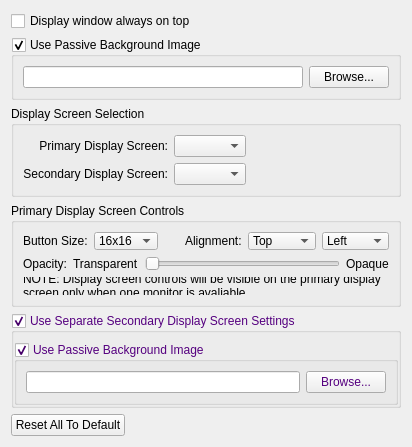
The window that src/generalsettingwidget.ui (SoftProjector/src) describes before a commit, drawn with Qt 5.
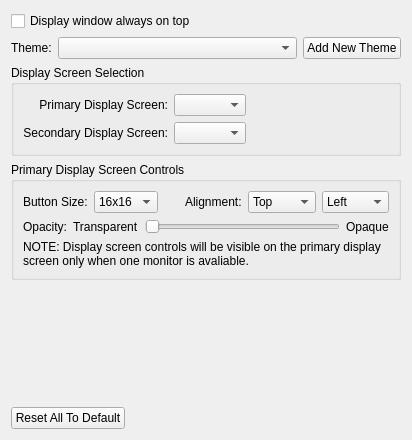
The same window after the commit. Icons and pictures are not drawn.

Commit message: Added theme support

What changed in the file:
```diff
--- a/src/generalsettingwidget.ui
+++ b/src/generalsettingwidget.ui
@@ -13,7 +13,7 @@
   <property name="windowTitle">
    <string>Form</string>
   </property>
-  <layout class="QVBoxLayout" name="verticalLayout_2">
+  <layout class="QVBoxLayout" name="verticalLayout">
    <item>
     <widget class="QCheckBox" name="checkBoxDisplayOnTop">
      <property name="toolTip">
@@ -25,30 +25,36 @@
     </widget>
    </item>
    <item>
-    <widget class="QGroupBox" name="groupBoxBackground">
-     <property name="title">
-      <string>Use Passive Background Image</string>
-     </property>
-     <property name="checkable">
-      <bool>true</bool>
-     </property>
-     <layout class="QHBoxLayout" name="horizontalLayout_2">
-      <item>
-       <widget class="QLineEdit" name="lineEditBackgroundPath">
-        <property name="readOnly">
-         <bool>true</bool>
-        </property>
-       </widget>
-      </item>
-      <item>
-       <widget class="QPushButton" name="buttonBrowseBackgound">
-        <property name="text">
-         <string>Browse...</string>
-        </property>
-       </widget>
-      </item>
-     </layout>
-    </widget>
+    <layout class="QHBoxLayout" name="horizontalLayout_2">
+     <item>
+      <widget class="QLabel" name="label">
+       <property name="text">
+        <string>Theme:</string>
+       </property>
+      </widget>
+     </item>
+     <item>
+      <widget class="QComboBox" name="comboBoxTheme">
+       <property name="sizePolicy">
+        <sizepolicy hsizetype="MinimumExpanding" vsizetype="Fixed">
+         <horstretch>0</horstretch>
+         <verstretch>0</verstretch>
+        </sizepolicy>
+       </property>
+      </widget>
+     </item>
+     <item>
+      <widget class="QPushButton" name="pushButtonAddTheme">
+       <property name="text">
+        <string>Add New Theme</string>
+       </property>
+       <property name="icon">
+        <iconset resource="softprojector.qrc">
+         <normaloff>:/icons/icons/add.png</normaloff>:/icons/icons/add.png</iconset>
+       </property>
+      </widget>
+     </item>
+    </layout>
    </item>
    <item>
     <widget class="QGroupBox" name="groupBoxDisplayScreen">
@@ -288,184 +294,6 @@
      </layout>
     </widget>
    </item>
-   <item>
-    <widget class="QGroupBox" name="groupBoxDisp2Sets">
-     <property name="palette">
-      <palette>
-       <active>
-        <colorrole role="WindowText">
-         <brush brushstyle="SolidPattern">
-          <color alpha="255">
-           <red>85</red>
-           <green>0</green>
-           <blue>127</blue>
-          </color>
-         </brush>
-        </colorrole>
-        <colorrole role="Text">
-         <brush brushstyle="SolidPattern">
-          <color alpha="255">
-           <red>85</red>
-           <green>0</green>
-           <blue>127</blue>
-          </color>
-         </brush>
-        </colorrole>
-        <colorrole role="ButtonText">
-         <brush brushstyle="SolidPattern">
-          <color alpha="255">
-           <red>85</red>
-           <green>0</green>
-           <blue>127</blue>
-          </color>
-         </brush>
-        </colorrole>
-       </active>
-       <inactive>
-        <colorrole role="WindowText">
-         <brush brushstyle="SolidPattern">
-          <color alpha="255">
-           <red>85</red>
-           <green>0</green>
-           <blue>127</blue>
-          </color>
-         </brush>
-        </colorrole>
-        <colorrole role="Text">
-         <brush brushstyle="SolidPattern">
-          <color alpha="255">
-           <red>85</red>
-           <green>0</green>
-           <blue>127</blue>
-          </color>
-         </brush>
-        </colorrole>
-        <colorrole role="ButtonText">
-         <brush brushstyle="SolidPattern">
-          <color alpha="255">
-           <red>85</red>
-           <green>0</green>
-           <blue>127</blue>
-          </color>
-         </brush>
-        </colorrole>
-       </inactive>
-       <disabled>
-        <colorrole role="WindowText">
-         <brush brushstyle="SolidPattern">
-          <color alpha="255">
-           <red>120</red>
-           <green>120</green>
-           <blue>120</blue>
-          </color>
-         </brush>
-        </colorrole>
-        <colorrole role="Text">
-         <brush brushstyle="SolidPattern">
-          <color alpha="255">
-           <red>120</red>
-           <green>120</green>
-           <blue>120</blue>
-          </color>
-         </brush>
-        </colorrole>
-        <colorrole role="ButtonText">
-         <brush brushstyle="SolidPattern">
-          <color alpha="255">
-           <red>120</red>
-           <green>120</green>
-           <blue>120</blue>
-          </color>
-         </brush>
-        </colorrole>
-       </disabled>
-      </palette>
-     </property>
-     <property name="title">
-      <string>Use Separate Secondary Display Screen Settings</string>
-     </property>
-     <property name="flat">
-      <bool>true</bool>
-     </property>
-     <property name="checkable">
-      <bool>true</bool>
-     </property>
-     <layout class="QVBoxLayout" name="verticalLayout">
-      <property name="leftMargin">
-       <number>0</number>
-      </property>
-      <property name="rightMargin">
-       <number>0</number>
-      </property>
-      <property name="bottomMargin">
-       <number>0</number>
-      </property>
-      <item>
-       <widget class="QGroupBox" name="groupBoxBackground2">
-        <property name="palette">
-         <palette>
-          <active>
-           <colorrole role="WindowText">
-            <brush brushstyle="SolidPattern">
-             <color alpha="255">
-              <red>85</red>
-              <green>0</green>
-              <blue>127</blue>
-             </color>
-            </brush>
-           </colorrole>
-          </active>
-          <inactive>
-           <colorrole role="WindowText">
-            <brush brushstyle="SolidPattern">
-             <color alpha="255">
-              <red>85</red>
-              <green>0</green>
-              <blue>127</blue>
-             </color>
-            </brush>
-           </colorrole>
-          </inactive>
-          <disabled>
-           <colorrole role="WindowText">
-            <brush brushstyle="SolidPattern">
-             <color alpha="255">
-              <red>120</red>
-              <green>120</green>
-              <blue>120</blue>
-             </color>
-            </brush>
-           </colorrole>
-          </disabled>
-         </palette>
-        </property>
-        <property name="title">
-         <string>Use Passive Background Image</string>
-        </property>
-        <property name="checkable">
-         <bool>true</bool>
-        </property>
-        <layout class="QHBoxLayout" name="horizontalLayout_4">
-         <item>
-          <widget class="QLineEdit" name="lineEditBackgroundPath2">
-           <property name="readOnly">
-            <bool>true</bool>
-           </property>
-          </widget>
-         </item>
-         <item>
-          <widget class="QPushButton" name="buttonBrowseBackgound2">
-           <property name="text">
-            <string>Browse...</string>
-           </property>
-          </widget>
-         </item>
-        </layout>
-       </widget>
-      </item>
-     </layout>
-    </widget>
-   </item>
    <item>
     <spacer name="verticalSpacer">
      <property name="orientation">
```
Left out of the diff: 4 changed lines with no effect on the pictures. The commit also changes 29 other files.
